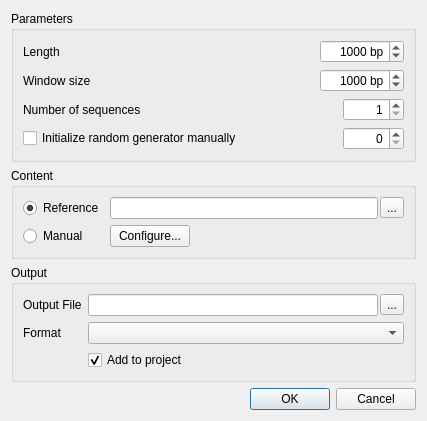
Old version of the form src/plugins/dna_export/src/DNASequenceGeneratorDialog.ui in the repository violethaze74/ugene.
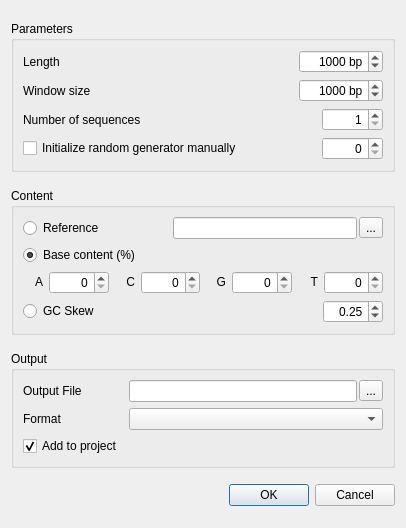
New version of the form.

Commit message: UGENE-5389. Remove dialog embedding in Generate Sequence dialog

What changed in the file:
```diff
--- a/src/plugins/dna_export/src/DNASequenceGeneratorDialog.ui
+++ b/src/plugins/dna_export/src/DNASequenceGeneratorDialog.ui
@@ -6,8 +6,8 @@
    <rect>
     <x>0</x>
     <y>0</y>
-    <width>427</width>
-    <height>392</height>
+    <width>406</width>
+    <height>528</height>
    </rect>
   </property>
   <property name="windowTitle">
@@ -194,11 +194,11 @@
          <string>Reference</string>
         </property>
         <property name="checked">
-         <bool>true</bool>
+         <bool>false</bool>
         </property>
        </widget>
       </item>
-      <item row="0" column="1">
+      <item row="0" column="1" colspan="2">
        <layout class="QHBoxLayout" name="horizontalLayout_2">
         <property name="spacing">
          <number>2</number>
@@ -215,43 +215,243 @@
         </item>
        </layout>
       </item>
-      <item row="1" column="0">
-       <widget class="QRadioButton" name="manualButton">
+      <item row="1" column="0" colspan="2">
+       <widget class="QRadioButton" name="baseContentRadioButton">
         <property name="text">
-         <string>Manual</string>
+         <string>Base content (%)</string>
+        </property>
+        <property name="checked">
+         <bool>true</bool>
         </property>
        </widget>
       </item>
-      <item row="1" column="1">
+      <item row="2" column="0" colspan="3">
        <layout class="QHBoxLayout" name="horizontalLayout_3">
         <item>
-         <widget class="QPushButton" name="configureButton">
+         <widget class="QLabel" name="percentALabel">
           <property name="sizePolicy">
            <sizepolicy hsizetype="Fixed" vsizetype="Fixed">
             <horstretch>0</horstretch>
             <verstretch>0</verstretch>
            </sizepolicy>
           </property>
+          <property name="minimumSize">
+           <size>
+            <width>20</width>
+            <height>0</height>
+           </size>
+          </property>
           <property name="text">
-           <string>Configure...</string>
+           <string>A</string>
           </property>
+          <property name="alignment">
+           <set>Qt::AlignRight|Qt::AlignTrailing|Qt::AlignVCenter</set>
+          </property>
          </widget>
         </item>
         <item>
-         <spacer name="horizontalSpacer">
-          <property name="orientation">
-           <enum>Qt::Horizontal</enum>
+         <widget class="QSpinBox" name="percentASpin">
+          <property name="sizePolicy">
+           <sizepolicy hsizetype="Expanding" vsizetype="Fixed">
+            <horstretch>0</horstretch>
+            <verstretch>0</verstretch>
+           </sizepolicy>
           </property>
-          <property name="sizeHint" stdset="0">
+          <property name="maximumSize">
            <size>
-            <width>40</width>
-            <height>20</height>
+            <width>60</width>
+            <height>16777215</height>
            </size>
           </property>
-         </spacer>
+          <property name="layoutDirection">
+           <enum>Qt::LeftToRight</enum>
+          </property>
+          <property name="alignment">
+           <set>Qt::AlignRight|Qt::AlignTrailing|Qt::AlignVCenter</set>
+          </property>
+          <property name="suffix">
+           <string/>
+          </property>
+          <property name="maximum">
+           <number>100</number>
+          </property>
+         </widget>
+        </item>
+        <item>
+         <widget class="QLabel" name="percentCLabel">
+          <property name="sizePolicy">
+           <sizepolicy hsizetype="Fixed" vsizetype="Fixed">
+            <horstretch>0</horstretch>
+            <verstretch>0</verstretch>
+           </sizepolicy>
+          </property>
+          <property name="minimumSize">
+           <size>
+            <width>20</width>
+            <height>0</height>
+           </size>
+          </property>
+          <property name="text">
+           <string>C</string>
+          </property>
+          <property name="alignment">
+           <set>Qt::AlignRight|Qt::AlignTrailing|Qt::AlignVCenter</set>
+          </property>
+         </widget>
+        </item>
+        <item>
+         <widget class="QSpinBox" name="percentCSpin">
+          <property name="sizePolicy">
+           <sizepolicy hsizetype="Expanding" vsizetype="Fixed">
+            <horstretch>0</horstretch>
+            <verstretch>0</verstretch>
+           </sizepolicy>
+          </property>
+          <property name="maximumSize">
+           <size>
+            <width>60</width>
+            <height>16777215</height>
+           </size>
+          </property>
+          <property name="alignment">
+           <set>Qt::AlignRight|Qt::AlignTrailing|Qt::AlignVCenter</set>
+          </property>
+          <property name="suffix">
+           <string/>
+          </property>
+          <property name="maximum">
+           <number>100</number>
+          </property>
+         </widget>
+        </item>
+        <item>
+         <widget class="QLabel" name="percentGLabel">
+          <property name="sizePolicy">
+           <sizepolicy hsizetype="Fixed" vsizetype="Fixed">
+            <horstretch>0</horstretch>
+            <verstretch>0</verstretch>
+           </sizepolicy>
+          </property>
+          <property name="minimumSize">
+           <size>
+            <width>20</width>
+            <height>0</height>
+           </size>
+          </property>
+          <property name="text">
+           <string>G</string>
+          </property>
+          <property name="alignment">
+           <set>Qt::AlignRight|Qt::AlignTrailing|Qt::AlignVCenter</set>
+          </property>
+         </widget>
+        </item>
+        <item>
+         <widget class="QSpinBox" name="percentGSpin">
+          <property name="sizePolicy">
+           <sizepolicy hsizetype="Expanding" vsizetype="Fixed">
+            <horstretch>0</horstretch>
+            <verstretch>0</verstretch>
+           </sizepolicy>
+          </property>
+          <property name="maximumSize">
+           <size>
+            <width>60</width>
+            <height>16777215</height>
+           </size>
+          </property>
+          <property name="alignment">
+           <set>Qt::AlignRight|Qt::AlignTrailing|Qt::AlignVCenter</set>
+          </property>
+          <property name="suffix">
+           <string/>
+          </property>
+          <property name="maximum">
+           <number>100</number>
+          </property>
+         </widget>
+        </item>
+        <item>
+         <widget class="QLabel" name="percentTLabel">
+          <property name="sizePolicy">
+           <sizepolicy hsizetype="Fixed" vsizetype="Fixed">
+            <horstretch>0</horstretch>
+            <verstretch>0</verstretch>
+           </sizepolicy>
+          </property>
+          <property name="minimumSize">
+           <size>
+            <width>20</width>
+            <height>0</height>
+           </size>
+          </property>
+          <property name="text">
+           <string>T</string>
+          </property>
+          <property name="alignment">
+           <set>Qt::AlignRight|Qt::AlignTrailing|Qt::AlignVCenter</set>
+          </property>
+         </widget>
+        </item>
+        <item>
+         <widget class="QSpinBox" name="percentTSpin">
+          <property name="sizePolicy">
+           <sizepolicy hsizetype="Expanding" vsizetype="Fixed">
+            <horstretch>0</horstretch>
+            <verstretch>0</verstretch>
+           </sizepolicy>
+          </property>
+          <property name="maximumSize">
+           <size>
+            <width>60</width>
+            <height>16777215</height>
+           </size>
+          </property>
+          <property name="alignment">
+           <set>Qt::AlignRight|Qt::AlignTrailing|Qt::AlignVCenter</set>
+          </property>
+          <property name="suffix">
+           <string/>
+          </property>
+          <property name="maximum">
+           <number>100</number>
+          </property>
+         </widget>
         </item>
        </layout>
       </item>
+      <item row="3" column="0">
+       <widget class="QRadioButton" name="gcSkewRadioButton">
+        <property name="text">
+         <string>GC Skew</string>
+        </property>
+       </widget>
+      </item>
+      <item row="3" column="2">
+       <widget class="QDoubleSpinBox" name="percentGCSpin">
+        <property name="maximumSize">
+         <size>
+          <width>60</width>
+          <height>16777215</height>
+         </size>
+        </property>
+        <property name="alignment">
+         <set>Qt::AlignRight|Qt::AlignTrailing|Qt::AlignVCenter</set>
+        </property>
+        <property name="minimum">
+         <double>-1.000000000000000</double>
+        </property>
+        <property name="maximum">
+         <double>1.000000000000000</double>
+        </property>
+        <property name="singleStep">
+         <double>0.010000000000000</double>
+        </property>
+        <property name="value">
+         <double>0.250000000000000</double>
+        </property>
+       </widget>
+      </item>
      </layout>
     </widget>
    </item>
@@ -308,7 +508,7 @@
         </property>
        </widget>
       </item>
-      <item row="2" column="1">
+      <item row="2" column="0">
        <widget class="QCheckBox" name="addToProjCBox">
         <property name="sizePolicy">
          <sizepolicy hsizetype="Fixed" vsizetype="Fixed">
@@ -330,19 +530,6 @@
      </layout>
     </widget>
    </item>
-   <item>
-    <spacer name="verticalSpacer">
-     <property name="orientation">
-      <enum>Qt::Vertical</enum>
-     </property>
-     <property name="sizeHint" stdset="0">
-      <size>
-       <width>20</width>
-       <height>0</height>
-      </size>
-     </property>
-    </spacer>
-   </item>
    <item>
     <widget class="QDialogButtonBox" name="buttonBox">
      <property name="standardButtons">
```
Left out of the diff: 19 changed lines with no effect on the pictures. The commit also changes 4 other files.
